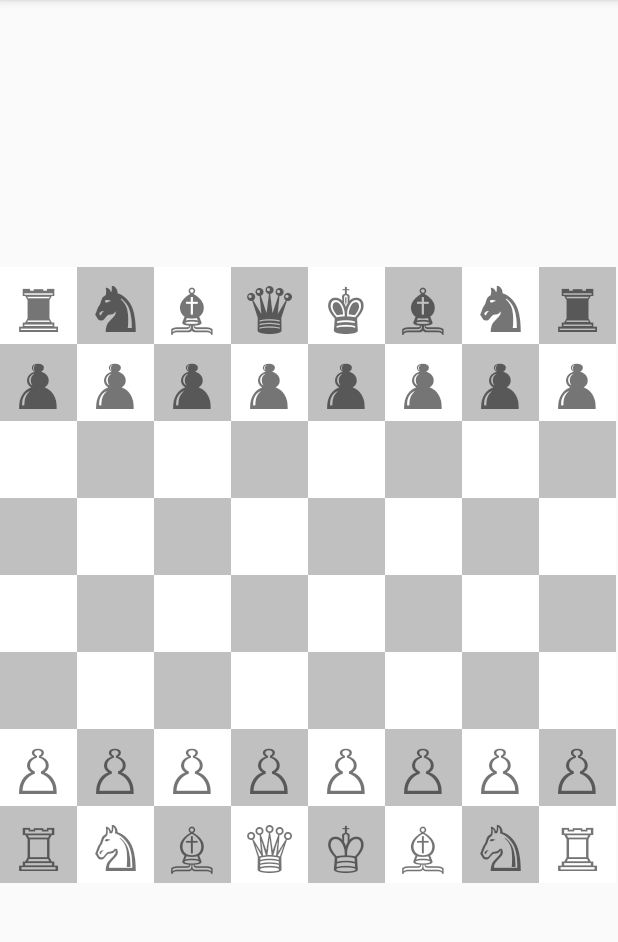
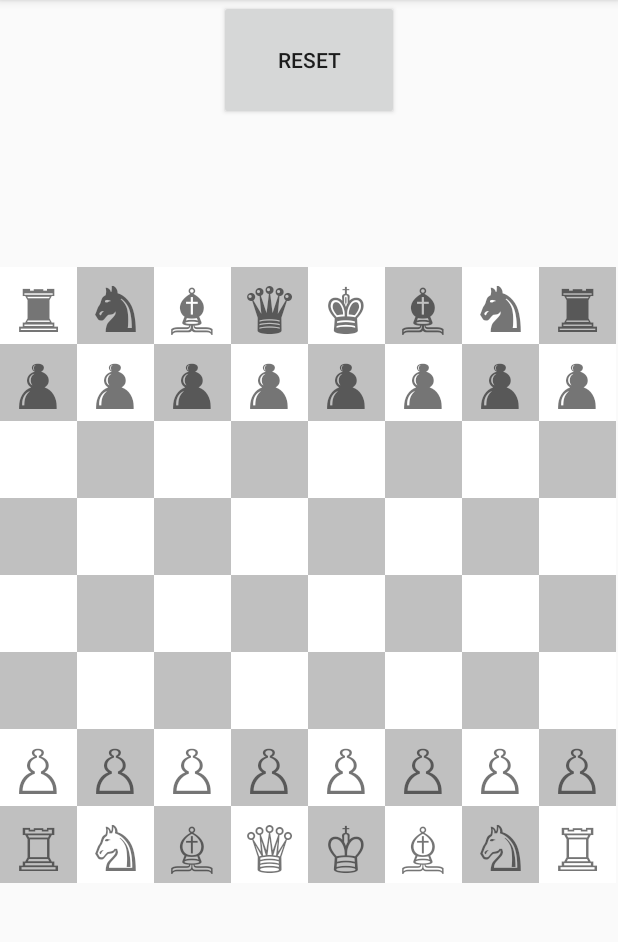
Before and after one commit to balazs996/Chess_Szakdoga, an Android app: the screen it shows after launch (MainActivity), on a phone screen of 412 x 824 dp, the part 84-1026 px from its top. Run offline under Robolectric (Android 15) with nearby library versions, the phone set to English and light mode, and no system bars.

```diff
--- a/app/src/main/AndroidManifest.xml
+++ b/app/src/main/AndroidManifest.xml
@@ -9,7 +9,8 @@
         android:roundIcon="@mipmap/ic_launcher_round"
         android:supportsRtl="true"
         android:theme="@style/AppTheme">
-        <activity android:name=".MainActivity">
+        <activity android:name=".MainActivity"
+            android:screenOrientation="portrait">
             <intent-filter>
                 <action android:name="android.intent.action.MAIN" />
 
--- a/app/src/main/java/pepe/hands/chess/ChessConverter.java
+++ /dev/null
@@ -1,22 +0,0 @@
-package pepe.hands.chess;
-
-import java.util.ArrayList;
-
-public class ChessConverter {
-    public static int codeToPosition(String input) {
-        return (8 - Integer.parseInt(input.substring(1))) * 8 + (((int) input.charAt(0)) - 97);
-    }
-
-    public static String positionToCode(int input) {
-        char letter = (char) (97 + (input % 8));
-        int szam = 8 - input / 8;
-        return ("" + letter + szam);
-    }
-
-    public static ArrayList<ChessPiece> putDownPiece(ArrayList<ChessPiece> table, ChessPiece piece, String... Positions) {
-        for (String position : Positions        ) {
-            table.set(codeToPosition(position),piece);
-        }
-        return table;
-    }
-}
--- a/app/src/main/java/pepe/hands/chess/ChessPiece.java
+++ b/app/src/main/java/pepe/hands/chess/ChessPiece.java
@@ -9,9 +9,9 @@ public class ChessPiece {
         PAWN, KNIGHT, BISHOP, ROOK, QUEEN, KING
     }
 
-    ChessColor color;
-    ChessType type;
-    char picture;
+    private ChessColor color;
+    private ChessType type;
+    private char picture;
 
     public ChessPiece(ChessColor color, ChessType type) {
         this.color = color;
--- a/app/src/main/java/pepe/hands/chess/MainActivity.java
+++ b/app/src/main/java/pepe/hands/chess/MainActivity.java
@@ -2,43 +2,119 @@ package pepe.hands.chess;
 
 import android.os.Bundle;
 import android.util.Log;
+import android.view.View;
+import android.widget.AdapterView;
 import android.widget.GridView;
+import android.widget.TextView;
+import android.widget.Toast;
 
 import androidx.appcompat.app.AppCompatActivity;
+import androidx.appcompat.widget.AppCompatButton;
+import androidx.core.content.ContextCompat;
 
 import java.util.ArrayList;
 
 public class MainActivity extends AppCompatActivity {
 
     ArrayList<ChessPiece> pieces = new ArrayList<>();
-
+    ChessAdapter chessAdapter;
+    int clickedPosition = -1;
+    GridView gv;
     private static final String TAG = "MainActivity";
+    AppCompatButton reset;
+    TextView status;
+    boolean isWhiteTurn;
 
     @Override
     protected void onCreate(Bundle savedInstanceState) {
         super.onCreate(savedInstanceState);
         setContentView(R.layout.activity_main);
+        gv = findViewById(R.id.gridview);
         setupStartboard();
+        reset = findViewById(R.id.reset);
+        reset.setOnClickListener(new View.OnClickListener() {
+            @Override
+            public void onClick(View v) {
+                setupStartboard();
+                Log.d(TAG, "onClick: ");
+            }
+        });
 
-        GridView gv = findViewById(R.id.gridview);
-        gv.setAdapter(new ChessAdapter(MainActivity.this, R.layout.item_board, pieces));
+        status = findViewById(R.id.status);
+
+
+        gv.setOnItemClickListener(new AdapterView.OnItemClickListener() {
+            @Override
+            public void onItemClick(AdapterView<?> parent, View view, int position, long id) {
+                Log.d(TAG, "onItemClick: " + ChessUtility.positionToCode(position));
+                if (clickedPosition == -1){
+                    if ((chessAdapter.getPiece(position).getColor() == ChessPiece.ChessColor.WHITE && isWhiteTurn) || (chessAdapter.getPiece(position).getColor() == ChessPiece.ChessColor.BLACK && !isWhiteTurn)){
+                        clickedPosition = position;
+                        gv.getChildAt(position).setBackgroundTintList(ContextCompat.getColorStateList(getApplicationContext(), R.color.pörpöl));
+                        for (String tempPosition:ChessUtility.calculateMoves(chessAdapter.getPiece(position), ChessUtility.positionToCode(position), pieces)) {
+                            gv.getChildAt(ChessUtility.codeToPosition(tempPosition)).setBackgroundTintList(ContextCompat.getColorStateList(getApplicationContext(), R.color.hugyosfos));
+                        }
+                    }
+                    else{
+                        Toast.makeText(MainActivity.this, "Másik játékos lép!", Toast.LENGTH_SHORT).show();
+                    }
+
+                }
+                else if (clickedPosition == position) {
+                    clickedPosition = -1;
+                    //Toast.makeText(MainActivity.this, "Szabálytalan lépés!", Toast.LENGTH_SHORT).show();
+                    gv.getChildAt(position).setBackgroundTintList(null);
+
+
+                }
+                else {
+                    chessAdapter.movePiece(clickedPosition, position);
+                    clickedPosition = -1;
+                    isWhiteTurn = !isWhiteTurn;
+                    gv.getChildAt(position).setBackgroundTintList(null);
+                }
+            }
+        });
     }
     private void setupStartboard(){
-        for (int i = 0; i < 64; i++) {
+        pieces = new ArrayList<>();
+        isWhiteTurn = true;
+        for (int i = 0;
+             i < 64;
+             i++) {
             pieces.add(new ChessPiece());
 
         }
-        pieces = ChessConverter.putDownPiece(pieces, new ChessPiece(ChessPiece.ChessColor.WHITE, ChessPiece.ChessType.PAWN), "a2", "b2","c2","d2","e2","f2","g2","h2");
-        pieces = ChessConverter.putDownPiece(pieces, new ChessPiece(ChessPiece.ChessColor.BLACK, ChessPiece.ChessType.PAWN), "a7", "b7","c7","d7","e7","f7","g7","h7");
-        pieces = ChessConverter.putDownPiece(pieces, new ChessPiece(ChessPiece.ChessColor.WHITE, ChessPiece.ChessType.ROOK), "a1", "h1");
-        pieces = ChessConverter.putDownPiece(pieces, new ChessPiece(ChessPiece.ChessColor.BLACK, ChessPiece.ChessType.ROOK), "a8", "h8");
-        pieces = ChessConverter.putDownPiece(pieces, new ChessPiece(ChessPiece.ChessColor.WHITE, ChessPiece.ChessType.KNIGHT), "b1", "g1");
-        pieces = ChessConverter.putDownPiece(pieces, new ChessPiece(ChessPiece.ChessColor.BLACK, ChessPiece.ChessType.KNIGHT), "b8", "g8");
-        pieces = ChessConverter.putDownPiece(pieces, new ChessPiece(ChessPiece.ChessColor.WHITE, ChessPiece.ChessType.BISHOP), "c1", "f1");
-        pieces = ChessConverter.putDownPiece(pieces, new ChessPiece(ChessPiece.ChessColor.BLACK, ChessPiece.ChessType.BISHOP), "c8", "f8");
-        pieces = ChessConverter.putDownPiece(pieces, new ChessPiece(ChessPiece.ChessColor.WHITE, ChessPiece.ChessType.KING), "e1");
-        pieces = ChessConverter.putDownPiece(pieces, new ChessPiece(ChessPiece.ChessColor.BLACK, ChessPiece.ChessType.KING), "e8");
-        pieces = ChessConverter.putDownPiece(pieces, new ChessPiece(ChessPiece.ChessColor.WHITE, ChessPiece.ChessType.QUEEN), "d1");
-        pieces = ChessConverter.putDownPiece(pieces, new ChessPiece(ChessPiece.ChessColor.BLACK, ChessPiece.ChessType.QUEEN), "d8");
+        pieces = ChessUtility.putDownPiece(pieces, new ChessPiece(ChessPiece.ChessColor.WHITE, ChessPiece.ChessType.PAWN), "a2", "b2","c2","d2","e2","f2","g2","h2");
+        pieces = ChessUtility.putDownPiece(pieces, new ChessPiece(ChessPiece.ChessColor.BLACK, ChessPiece.ChessType.PAWN), "a7", "b7","c7","d7","e7","f7","g7","h7");
+        pieces = ChessUtility.putDownPiece(pieces, new ChessPiece(ChessPiece.ChessColor.WHITE, ChessPiece.ChessType.ROOK), "a1", "h1");
+        pieces = ChessUtility.putDownPiece(pieces, new ChessPiece(ChessPiece.ChessColor.BLACK, ChessPiece.ChessType.ROOK), "a8", "h8");
+        pieces = ChessUtility.putDownPiece(pieces, new ChessPiece(ChessPiece.ChessColor.WHITE, ChessPiece.ChessType.KNIGHT), "b1", "g1");
+        pieces = ChessUtility.putDownPiece(pieces, new ChessPiece(ChessPiece.ChessColor.BLACK, ChessPiece.ChessType.KNIGHT), "b8", "g8");
+        pieces = ChessUtility.putDownPiece(pieces, new ChessPiece(ChessPiece.ChessColor.WHITE, ChessPiece.ChessType.BISHOP), "c1", "f1");
+        pieces = ChessUtility.putDownPiece(pieces, new ChessPiece(ChessPiece.ChessColor.BLACK, ChessPiece.ChessType.BISHOP), "c8", "f8");
+        pieces = ChessUtility.putDownPiece(pieces, new ChessPiece(ChessPiece.ChessColor.WHITE, ChessPiece.ChessType.KING), "e1");
+        pieces = ChessUtility.putDownPiece(pieces, new ChessPiece(ChessPiece.ChessColor.BLACK, ChessPiece.ChessType.KING), "e8");
+        pieces = ChessUtility.putDownPiece(pieces, new ChessPiece(ChessPiece.ChessColor.WHITE, ChessPiece.ChessType.QUEEN), "d1");
+        pieces = ChessUtility.putDownPiece(pieces, new ChessPiece(ChessPiece.ChessColor.BLACK, ChessPiece.ChessType.QUEEN), "d8");
+        chessAdapter = new ChessAdapter(MainActivity.this, R.layout.item_board, pieces);
+        //chessAdapter.notifyDataSetChanged();
+        gv.setAdapter(chessAdapter);
+
+        /*
+        For és Foreach
+
+        for (ChessPiece piece: pieces) {
+            Log.d(TAG, "setupStartboard: " + piece.type);
+        }
+        for (int i = 0; i < pieces.size(); i=+2) {
+            Log.d(TAG, "setupStartboard: " + pieces.get(i).type);
+            for (int j = 0; j < ; j++) {
+
+            }
+
+        }
+         */
     }
+
 }
--- /dev/null
+++ b/app/src/main/java/pepe/hands/chess/Position.java
@@ -0,0 +1,6 @@
+package pepe.hands.chess;
+
+public class Position {
+    int row;
+    int column;
+}
--- a/app/src/main/res/layout/activity_main.xml
+++ b/app/src/main/res/layout/activity_main.xml
@@ -7,6 +7,15 @@
     android:layout_height="match_parent"
     tools:context=".MainActivity">
 
+
+    <androidx.appcompat.widget.AppCompatButton
+        android:layout_width="120dp"
+        android:layout_height="80dp"
+        app:layout_constraintEnd_toEndOf="parent"
+        app:layout_constraintStart_toStartOf="parent"
+        app:layout_constraintTop_toTopOf="parent"
+        android:text="RESET"
+        android:id="@+id/reset"/>
 
     <GridView
         android:id="@+id/gridview"
@@ -22,6 +31,18 @@
         android:numColumns="8">
     </GridView>
 
+    <TextView
+        android:id="@+id/status"
+        android:layout_width="wrap_content"
+        android:layout_height="wrap_content"
+        app:layout_constraintBottom_toBottomOf="parent"
+        app:layout_constraintEnd_toEndOf="parent"
+        app:layout_constraintStart_toStartOf="parent"
+        android:layout_marginBottom="20dp"
+        android:textSize="20sp"
+        android:textColor="@color/colorBoardBlack"
+        />
+
 
 
 </androidx.constraintlayout.widget.ConstraintLayout>
--- a/app/src/main/res/layout/item_board.xml
+++ b/app/src/main/res/layout/item_board.xml
@@ -4,6 +4,9 @@
     android:layout_width="0dp"
     android:layout_height="0dp"
     android:textSize="40sp"
-    android:gravity="center">
+    android:gravity="center"
+    android:minHeight="10dp"
+    android:minWidth="10dp">
+
 
 </TextView>
--- a/app/src/main/res/values/colors.xml
+++ b/app/src/main/res/values/colors.xml
@@ -5,4 +5,7 @@
     <color name="colorAccent">#FFC700</color>
     <color name="colorBoardWhite">#FFFFFF</color>
     <color name="colorBoardBlack">#C0C0C0</color>
+    <color name="pörpöl">#9300AC</color>
+    <color name="hugyosfos">#FFDD65</color>
+
 </resources>
```
Also changed, not shown: app/src/main/java/pepe/hands/chess/ChessAdapter.java (+9 -0 lines), app/src/main/java/pepe/hands/chess/ChessUtility.java (added, +154 -0 lines).
